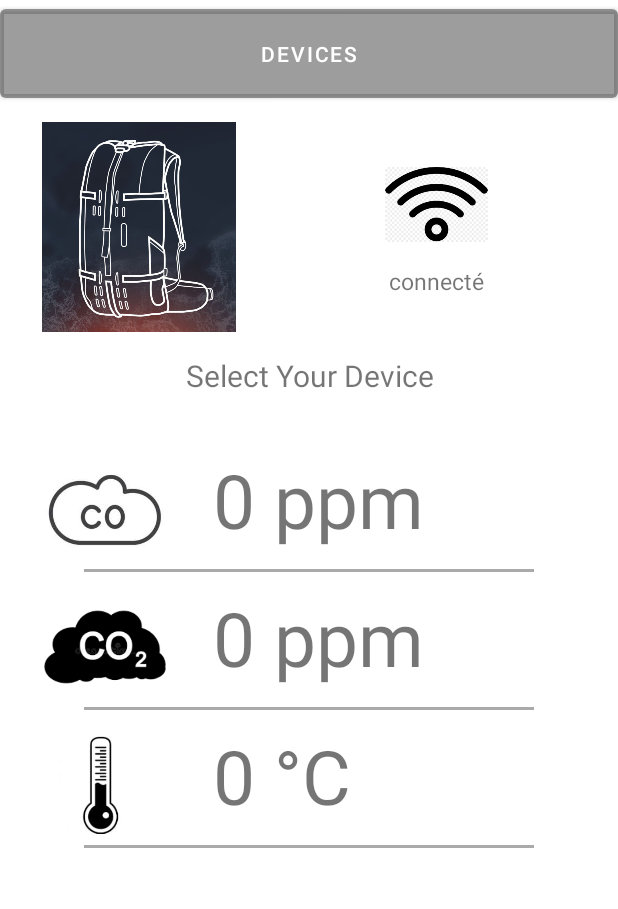
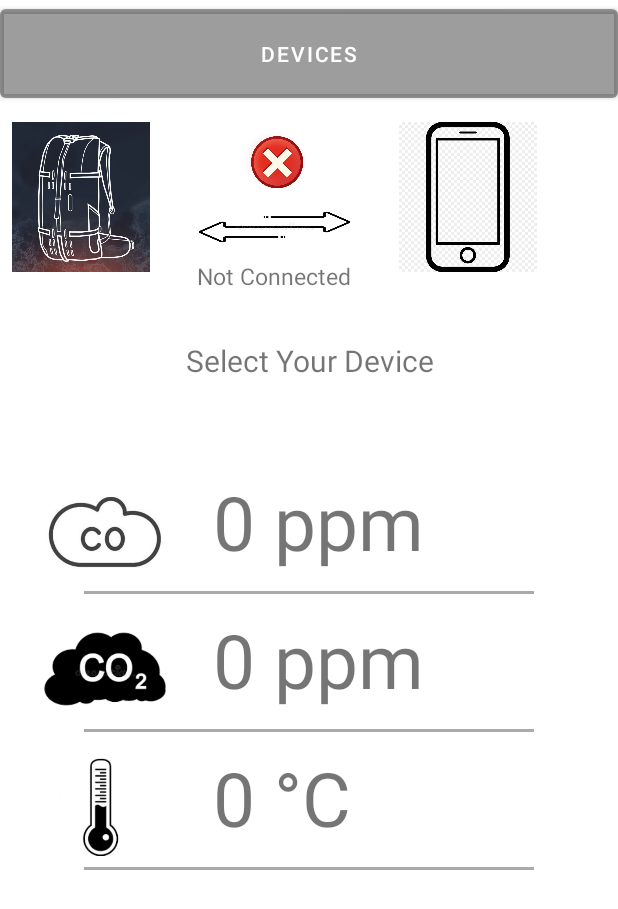
Before and after one commit to FLepetitAimon/CarbOnFire, an Android app: the screen it shows after launch (MainActivity), on a phone screen of 412 x 824 dp. Shown: the top 909 px of the screen. Run offline under Robolectric (Android 15) with nearby library versions, the phone set to English and light mode, and no system bars.

Commit message:
application V1.1

```diff
--- a/Application/app/src/main/java/com/example/carbonfire/controller/MainActivity.java
+++ b/Application/app/src/main/java/com/example/carbonfire/controller/MainActivity.java
@@ -1,5 +1,7 @@
 package com.example.carbonfire.controller;
 
+import androidx.activity.result.ActivityResult;
+import androidx.activity.result.ActivityResultCallback;
 import androidx.activity.result.ActivityResultLauncher;
 import androidx.activity.result.contract.ActivityResultContracts;
 import androidx.annotation.Nullable;
@@ -10,18 +12,23 @@ import androidx.core.content.ContextCompat;
 import androidx.lifecycle.ViewModelProvider;
 
 import android.Manifest;
+import android.bluetooth.BluetoothAdapter;
 import android.bluetooth.BluetoothDevice;
 import android.bluetooth.BluetoothSocket;
 import android.content.BroadcastReceiver;
 import android.content.Context;
 import android.content.Intent;
 import android.content.pm.PackageManager;
+import android.graphics.drawable.AnimatedVectorDrawable;
+import android.graphics.drawable.AnimationDrawable;
 import android.os.Build;
 import android.os.Bundle;
 import android.os.Handler;
 import android.os.Message;
 import android.view.View;
+import android.view.animation.AnimationUtils;
 import android.widget.Button;
+import android.widget.ImageView;
 import android.widget.TextView;
 import android.widget.Toast;
 
@@ -37,14 +44,17 @@ public class MainActivity extends AppCompatActivity {
     private Button deviceBtn ;
     private boolean shouldShowRequestPermissionRationale = true;
 
+    AnimatedVectorDrawable animationRotation;
+
     public BluetoothSocket mmSocket;
     public BluetoothDevice mmDevice;
     public final static String ACTION_PERSO = "sdz.chapitreTrois.intent.action.PERSO";
+
     MyBluetoothtService.ConnectedThread mmConnectedThread;
-    ConnectThread mmConectThread ;
-    TextView afficheurCO;
-    TextView afficheurCO2;
-    TextView afficheurTemp;
+    ConnectThread mmConnectThread ;
+    TextView afficheurCO2, afficheurTemp, afficheurCO, afficheurEtatConnexion, afficheurNomDevice;
+    ImageView connexionImageView;
+
     private byte[] mmBuffer = new byte[1024];
     private int NbBytesRecu;
     private int NbBytesRecu_aux = 0;
@@ -57,18 +67,26 @@ public class MainActivity extends AppCompatActivity {
         @Override
         public void handleMessage(Message msg) {
 
-            afficheurCO = (TextView) findViewById(R.id.AfficheurCO);
-            afficheurCO2 = (TextView) findViewById(R.id.AfficheurCO2);
-            afficheurTemp = (TextView) findViewById(R.id.AfficheurTemp);
+
 
             super.handleMessage(msg);
             // L'avancement se situe dans msg.arg1
             if(msg.arg1==0){
                 Toast.makeText(MainActivity.this, (String) msg.obj, Toast.LENGTH_SHORT).show();
-                mmSocket= mmConectThread.GetSocket();
+                connexionImageView.setImageResource(R.drawable.connectee_logo);
+                connexionImageView.clearAnimation();
+                afficheurEtatConnexion.setText("connected");
+                mmSocket= mmConnectThread.GetSocket();
 
                 mmConnectedThread = new MyBluetoothtService.ConnectedThread(mmSocket,mHandler);
                 mmConnectedThread.start();
+            }
+
+            if(msg.arg1==2){
+                connexionImageView.setImageResource(R.drawable.icone_deconnecter);
+                connexionImageView.clearAnimation();
+                afficheurEtatConnexion.setText("not connected");
+                afficheurNomDevice.setText("Connexion failed");
             }
 
            if(msg.arg1==1){
@@ -105,6 +123,13 @@ public class MainActivity extends AppCompatActivity {
                }
 
            }
+           if (msg.arg1 == 3){
+               connexionImageView.setImageResource(R.drawable.icone_deconnecter);
+               connexionImageView.clearAnimation();
+               afficheurEtatConnexion.setText("not connected");
+               afficheurNomDevice.setText("Connexion lost");
+               mmConnectedThread.cancel();
+           }
 
 
         }
@@ -118,9 +143,17 @@ public class MainActivity extends AppCompatActivity {
     protected void onCreate(Bundle savedInstanceState) {
 
         super.onCreate(savedInstanceState);
-        MySharedViawModel mmSharedViawModel = new ViewModelProvider(this).get(MySharedViawModel.class);
         setContentView(R.layout.activity_main);
+
+
         deviceBtn = (Button) findViewById(R.id.device_btn);
+        afficheurCO = (TextView) findViewById(R.id.AfficheurCO);
+        afficheurCO2 = (TextView) findViewById(R.id.AfficheurCO2);
+        afficheurTemp = (TextView) findViewById(R.id.AfficheurTemp);
+        afficheurEtatConnexion = (TextView) findViewById(R.id.TextViewEtatDeConnexion);
+        afficheurNomDevice = (TextView) findViewById(R.id.TextViewDeviceName);
+
+        connexionImageView = (ImageView) findViewById(R.id.ImageViewConnecteeLogo);
 
         if (ContextCompat.checkSelfPermission(
                 MainActivity.this, Manifest.permission.BLUETOOTH_ADMIN) ==
@@ -151,28 +184,46 @@ public class MainActivity extends AppCompatActivity {
         deviceBtn.setOnClickListener(new View.OnClickListener() {
             @Override
             public void onClick(View v) {
+                if (!(mmSocket== null)){
+                    mmConnectThread.cancel();
+                }
                 Intent ActivityDevice = new Intent (MainActivity.this, ActivityDevice.class);
+                DeviceActivityResultLauncher.launch(ActivityDevice);
+            }
 
-                startActivityForResult(ActivityDevice, REQUEST_CODE1);
-            }
         });
 
 
 
     }
 
-    @Override
-    protected void onActivityResult(int requestCode, int resultCode, @Nullable Intent data) {
-        super.onActivityResult(requestCode, resultCode, data);
-        if (resultCode==1){
-            Bundle bundle = data.getExtras();
-            mmDevice = (BluetoothDevice) bundle.get("MyDEVICE");
+    ActivityResultLauncher<Intent> DeviceActivityResultLauncher = registerForActivityResult(
+            new ActivityResultContracts.StartActivityForResult(),
+            new ActivityResultCallback<ActivityResult>() {
+                @Override
+                public void onActivityResult(ActivityResult result) {
+                    if (result.getResultCode() == 1) {
+                        Bundle bundle = result.getData().getExtras();
+                        mmDevice = (BluetoothDevice) bundle.get("MyDEVICE");
 
-            mmConectThread = new ConnectThread(mmDevice,mHandler);
-            mmConectThread.start();
+                        connexionImageView.setImageResource(R.drawable.icone_chargement);
+                        connexionImageView.startAnimation(AnimationUtils.loadAnimation(MainActivity.this, R.anim.rotation) );
 
-        }
-    }
+
+                        afficheurEtatConnexion.setText("Connexion in progress ...");
+                        afficheurNomDevice.setText(mmDevice.getName());
+
+                        mmConnectThread = new ConnectThread(mmDevice,mHandler);
+                        mmConnectThread.start();
+
+                    }
+                    else if (result.getResultCode()==0) Toast.makeText(MainActivity.this, "aucun device selectionné", Toast.LENGTH_LONG).show();
+                }
+
+
+
+            });
+
 
     @Override
     protected void onResume() {
--- a/Application/app/src/main/res/anim/rotation.xml
+++ b/Application/app/src/main/res/anim/rotation.xml
@@ -1,5 +1,9 @@
-<?xml version="1.0" encoding="utf-8"?>
-<selector xmlns:android="http://schemas.android.com/apk/res/android">
-   <r
-
-</selector>
+<?xml version="1.0" encoding="UTF-8"?>
+<rotate
+    xmlns:android="http://schemas.android.com/apk/res/android"
+    android:fromDegrees="0"
+    android:toDegrees="360"
+    android:pivotX="50%"
+    android:pivotY="50%"
+    android:repeatCount="infinite"
+    android:duration="1200" />
--- a/Application/app/src/main/res/layout/activity_main.xml
+++ b/Application/app/src/main/res/layout/activity_main.xml
@@ -20,30 +20,45 @@
 
     <LinearLayout
         android:layout_width="match_parent"
-        android:layout_height="wrap_content"
+        android:layout_height="130dp"
         android:orientation="horizontal"
         >
 
         <ImageView
-            android:layout_width="185dp"
-            android:layout_height="140dp"
+            android:layout_width="100dp"
+            android:layout_height="100dp"
+            android:layout_marginLeft="4dp"
             android:src="@drawable/backpack"
+
             ></ImageView>
 
         <RelativeLayout
-            android:layout_width="match_parent"
+            android:layout_width="150dp"
             android:layout_height="wrap_content"
-            android:layout_marginRight="15dp">
+            android:layout_gravity="center_horizontal"
+            android:layout_marginLeft="4dp"
+            android:layout_marginRight="4dp"
+            >
 
             <ImageView
-                android:layout_width="wrap_content"
+                android:layout_width="50dp"
                 android:layout_height="50dp"
-                android:layout_marginTop="30dp"
-                android:src="@drawable/connectee_logo"
-                android:id="@+id/ImageViewConnecteeLogo">
+                android:src="@drawable/icone_deconnecter"
+                android:id="@+id/ImageViewConnecteeLogo"
+            android:layout_marginLeft="50dp"
+                />
 
 
-            </ImageView>
+
+            <ImageView
+                android:layout_width="match_parent"
+                android:layout_height="40dp"
+                android:layout_below="@+id/ImageViewConnecteeLogo"
+                android:src="@drawable/logo_double_fleche"
+                android:id="@+id/DoubleFleche"
+                android:scaleX="2
+"
+                ></ImageView>
 
         <TextView
             android:layout_width="match_parent"
@@ -52,14 +67,19 @@
             android:textAlignment="center"
             android:id="@+id/TextViewEtatDeConnexion"
             android:textSize="15dp"
-            android:layout_marginTop="15dp"
-            android:text="connecté"
-            android:layout_below="@+id/ImageViewConnecteeLogo"
+            android:layout_marginTop="2dp"
+            android:text="Not Connected"
+            android:layout_below="@+id/DoubleFleche"
             ></TextView>
 
 
         </RelativeLayout>
 
+        <ImageView
+            android:layout_width="100dp"
+            android:layout_height="100dp"
+            android:src="@drawable/phone_item"
+            />
 
     </LinearLayout>
 
@@ -79,7 +99,7 @@
     <RelativeLayout
         android:layout_width="match_parent"
         android:layout_height="wrap_content"
-        android:layout_marginTop="35dp">
+        android:layout_marginTop="60dp">
 
         <ImageView
             android:layout_width="80dp"
```
Also changed, not shown: Application/app/src/main/java/com/example/carbonfire/controller/ActivityDevice.java (+32 -26 lines), Application/app/src/main/java/com/example/carbonfire/controller/ConnectThread.java (+10 -5 lines), Application/app/src/main/java/com/example/carbonfire/controller/MyBluetoothtService.java (+10 -1 lines), Application/app/src/main/res/drawable/icone_chargement.jpg (added), Application/app/src/main/res/drawable/icone_deconnecter.jpg (added), Application/app/src/main/res/drawable/logo_double_fleche.jpg (added).
